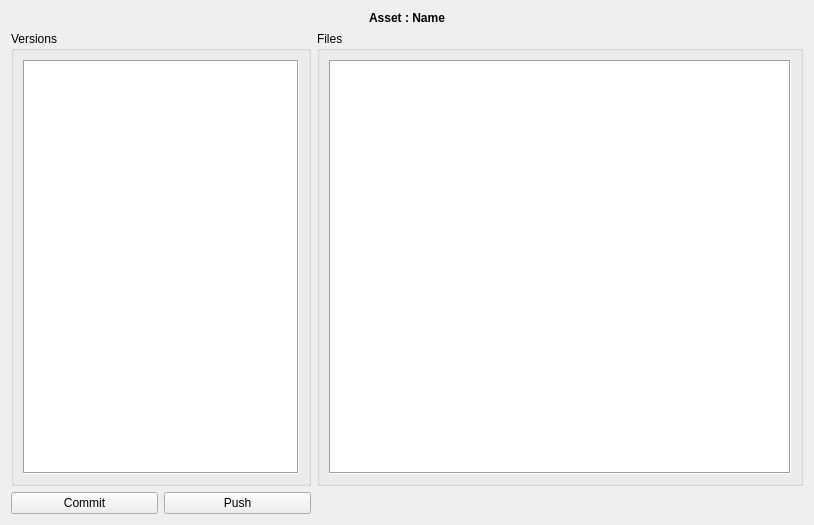
Old version of the form ui_files/version_list.ui in the repository sanath111/rbhus_clone.
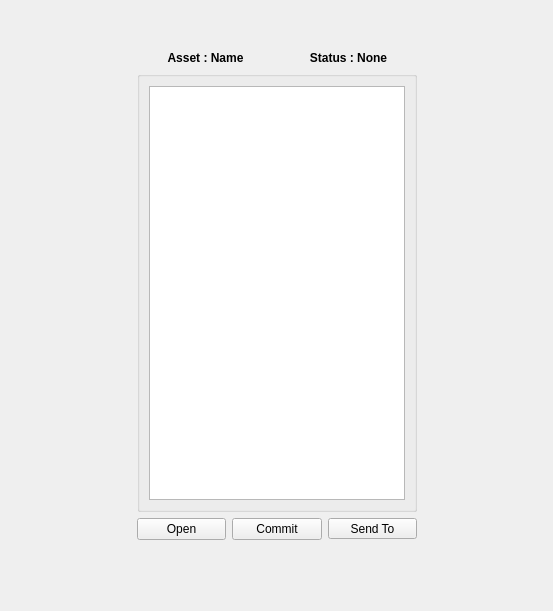
New version of the form.

Patch:
```diff
--- a/ui_files/version_list.ui
+++ b/ui_files/version_list.ui
@@ -6,114 +6,119 @@
    <rect>
     <x>0</x>
     <y>0</y>
-    <width>814</width>
-    <height>525</height>
+    <width>553</width>
+    <height>611</height>
    </rect>
   </property>
   <property name="windowTitle">
    <string>Form</string>
   </property>
-  <layout class="QGridLayout" name="gridLayout_3">
-   <item row="1" column="0">
+  <layout class="QGridLayout" name="gridLayout_2">
+   <item row="2" column="3">
+    <spacer name="horizontalSpacer_2">
+     <property name="orientation">
+      <enum>Qt::Horizontal</enum>
+     </property>
+     <property name="sizeType">
+      <enum>QSizePolicy::Preferred</enum>
+     </property>
+     <property name="sizeHint" stdset="0">
+      <size>
+       <width>40</width>
+       <height>20</height>
+      </size>
+     </property>
+    </spacer>
+   </item>
+   <item row="2" column="1" colspan="2">
     <widget class="QGroupBox" name="versionsGroupBox">
-     <property name="maximumSize">
-      <size>
-       <width>300</width>
-       <height>16777215</height>
-      </size>
-     </property>
      <property name="title">
-      <string>Versions</string>
+      <string/>
      </property>
      <layout class="QGridLayout" name="gridLayout">
       <item row="0" column="0">
-       <widget class="QListWidget" name="versionList">
-        <property name="maximumSize">
-         <size>
-          <width>16777215</width>
-          <height>16777215</height>
-         </size>
+       <widget class="QTableWidget" name="versionTable">
+        <property name="sizePolicy">
+         <sizepolicy hsizetype="MinimumExpanding" vsizetype="MinimumExpanding">
+          <horstretch>0</horstretch>
+          <verstretch>0</verstretch>
+         </sizepolicy>
         </property>
-        <property name="focusPolicy">
-         <enum>Qt::NoFocus</enum>
-        </property>
-        <property name="contextMenuPolicy">
-         <enum>Qt::CustomContextMenu</enum>
-        </property>
-        <property name="frameShape">
-         <enum>QFrame::Box</enum>
-        </property>
-       </widget>
-      </item>
-     </layout>
-    </widget>
-   </item>
-   <item row="1" column="1">
-    <widget class="QGroupBox" name="filesGroupBox">
-     <property name="title">
-      <string>Files</string>
-     </property>
-     <layout class="QGridLayout" name="gridLayout_2">
-      <item row="0" column="0">
-       <widget class="QListWidget" name="filesList">
-        <property name="focusPolicy">
-         <enum>Qt::NoFocus</enum>
-        </property>
-        <property name="contextMenuPolicy">
-         <enum>Qt::DefaultContextMenu</enum>
-        </property>
-        <property name="frameShape">
-         <enum>QFrame::Box</enum>
-        </property>
-        <property name="dragDropMode">
-         <enum>QAbstractItemView::NoDragDrop</enum>
-        </property>
-        <property name="defaultDropAction">
-         <enum>Qt::CopyAction</enum>
-        </property>
-        <property name="iconSize">
+        <property name="minimumSize">
          <size>
-          <width>160</width>
-          <height>160</height>
+          <width>1</width>
+          <height>1</height>
          </size>
         </property>
-        <property name="textElideMode">
-         <enum>Qt::ElideNone</enum>
-        </property>
-        <property name="movement">
-         <enum>QListView::Static</enum>
-        </property>
-        <property name="flow">
-         <enum>QListView::LeftToRight</enum>
-        </property>
-        <property name="isWrapping" stdset="0">
+        <property name="mouseTracking">
          <bool>true</bool>
         </property>
-        <property name="resizeMode">
-         <enum>QListView::Adjust</enum>
+        <property name="editTriggers">
+         <set>QAbstractItemView::NoEditTriggers</set>
         </property>
-        <property name="gridSize">
-         <size>
-          <width>160</width>
-          <height>160</height>
-         </size>
+        <property name="selectionMode">
+         <enum>QAbstractItemView::SingleSelection</enum>
         </property>
-        <property name="viewMode">
-         <enum>QListView::IconMode</enum>
+        <property name="selectionBehavior">
+         <enum>QAbstractItemView::SelectRows</enum>
         </property>
-        <property name="wordWrap">
-         <bool>true</bool>
+        <property name="sortingEnabled">
+         <bool>false</bool>
         </property>
-        <property name="selectionRectVisible">
+        <attribute name="horizontalHeaderVisible">
          <bool>true</bool>
-        </property>
+        </attribute>
+        <attribute name="horizontalHeaderMinimumSectionSize">
+         <number>5</number>
+        </attribute>
+        <attribute name="horizontalHeaderDefaultSectionSize">
+         <number>10</number>
+        </attribute>
+        <attribute name="horizontalHeaderHighlightSections">
+         <bool>false</bool>
+        </attribute>
+        <attribute name="horizontalHeaderShowSortIndicator" stdset="0">
+         <bool>false</bool>
+        </attribute>
+        <attribute name="horizontalHeaderStretchLastSection">
+         <bool>true</bool>
+        </attribute>
+        <attribute name="verticalHeaderVisible">
+         <bool>false</bool>
+        </attribute>
        </widget>
       </item>
      </layout>
     </widget>
    </item>
-   <item row="2" column="0">
+   <item row="1" column="2">
+    <widget class="QLabel" name="projStatus">
+     <property name="font">
+      <font>
+       <weight>75</weight>
+       <bold>true</bold>
+      </font>
+     </property>
+     <property name="text">
+      <string>Status : None</string>
+     </property>
+     <property name="alignment">
+      <set>Qt::AlignCenter</set>
+     </property>
+    </widget>
+   </item>
+   <item row="4" column="1" colspan="2">
     <layout class="QHBoxLayout" name="horizontalLayout">
+     <item>
+      <widget class="QPushButton" name="openButt">
+       <property name="focusPolicy">
+        <enum>Qt::NoFocus</enum>
+       </property>
+       <property name="text">
+        <string>Open</string>
+       </property>
+      </widget>
+     </item>
      <item>
       <widget class="QPushButton" name="commitButt">
        <property name="focusPolicy">
@@ -125,28 +130,27 @@
       </widget>
      </item>
      <item>
-      <widget class="QPushButton" name="pushButt">
-       <property name="focusPolicy">
-        <enum>Qt::NoFocus</enum>
+      <widget class="QToolButton" name="pushButt">
+       <property name="sizePolicy">
+        <sizepolicy hsizetype="Minimum" vsizetype="Fixed">
+         <horstretch>0</horstretch>
+         <verstretch>0</verstretch>
+        </sizepolicy>
        </property>
        <property name="text">
-        <string>Push</string>
+        <string>Send To</string>
+       </property>
+       <property name="popupMode">
+        <enum>QToolButton::InstantPopup</enum>
+       </property>
+       <property name="arrowType">
+        <enum>Qt::NoArrow</enum>
        </property>
       </widget>
      </item>
     </layout>
    </item>
-   <item row="2" column="1">
-    <widget class="QLabel" name="messageLabel">
-     <property name="text">
-      <string/>
-     </property>
-     <property name="alignment">
-      <set>Qt::AlignCenter</set>
-     </property>
-    </widget>
-   </item>
-   <item row="0" column="0" colspan="2">
+   <item row="1" column="1">
     <widget class="QLabel" name="assetName">
      <property name="font">
       <font>
@@ -162,6 +166,64 @@
      </property>
     </widget>
    </item>
+   <item row="2" column="0">
+    <spacer name="horizontalSpacer">
+     <property name="orientation">
+      <enum>Qt::Horizontal</enum>
+     </property>
+     <property name="sizeType">
+      <enum>QSizePolicy::Preferred</enum>
+     </property>
+     <property name="sizeHint" stdset="0">
+      <size>
+       <width>40</width>
+       <height>20</height>
+      </size>
+     </property>
+    </spacer>
+   </item>
+   <item row="5" column="1" colspan="2">
+    <widget class="QLabel" name="messageLabel">
+     <property name="text">
+      <string/>
+     </property>
+     <property name="alignment">
+      <set>Qt::AlignCenter</set>
+     </property>
+    </widget>
+   </item>
+   <item row="6" column="0" colspan="4">
+    <spacer name="verticalSpacer">
+     <property name="orientation">
+      <enum>Qt::Vertical</enum>
+     </property>
+     <property name="sizeType">
+      <enum>QSizePolicy::Preferred</enum>
+     </property>
+     <property name="sizeHint" stdset="0">
+      <size>
+       <width>20</width>
+       <height>40</height>
+      </size>
+     </property>
+    </spacer>
+   </item>
+   <item row="0" column="0" colspan="4">
+    <spacer name="verticalSpacer_2">
+     <property name="orientation">
+      <enum>Qt::Vertical</enum>
+     </property>
+     <property name="sizeType">
+      <enum>QSizePolicy::Preferred</enum>
+     </property>
+     <property name="sizeHint" stdset="0">
+      <size>
+       <width>20</width>
+       <height>40</height>
+      </size>
+     </property>
+    </spacer>
+   </item>
   </layout>
  </widget>
  <resources/>
```
